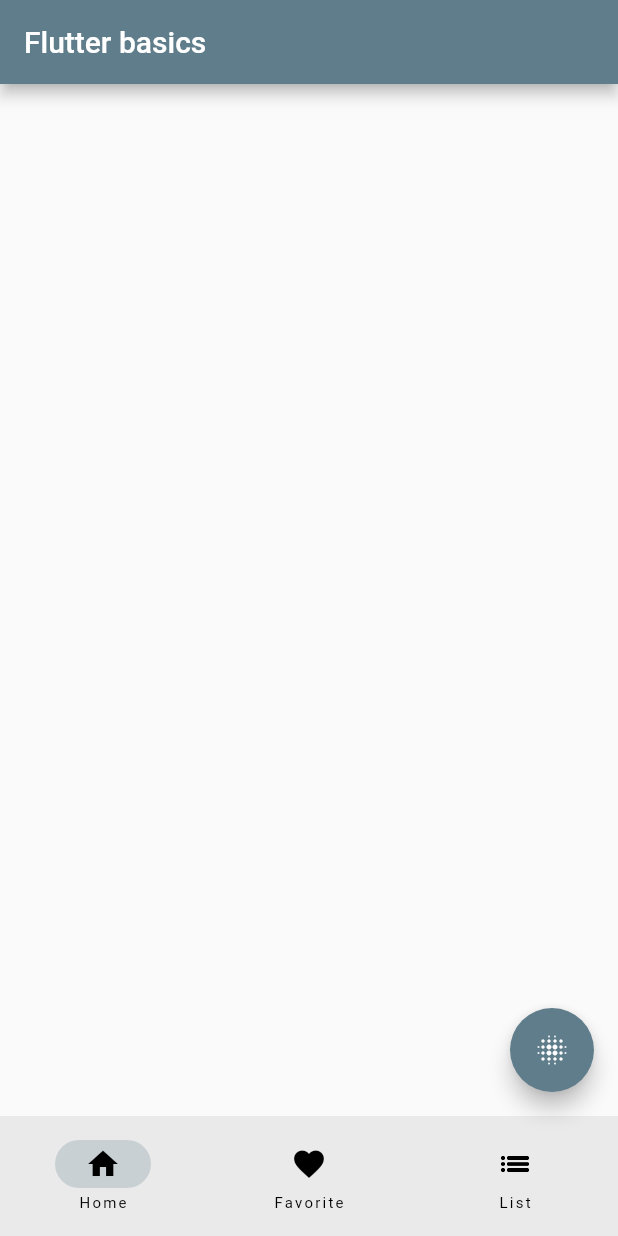
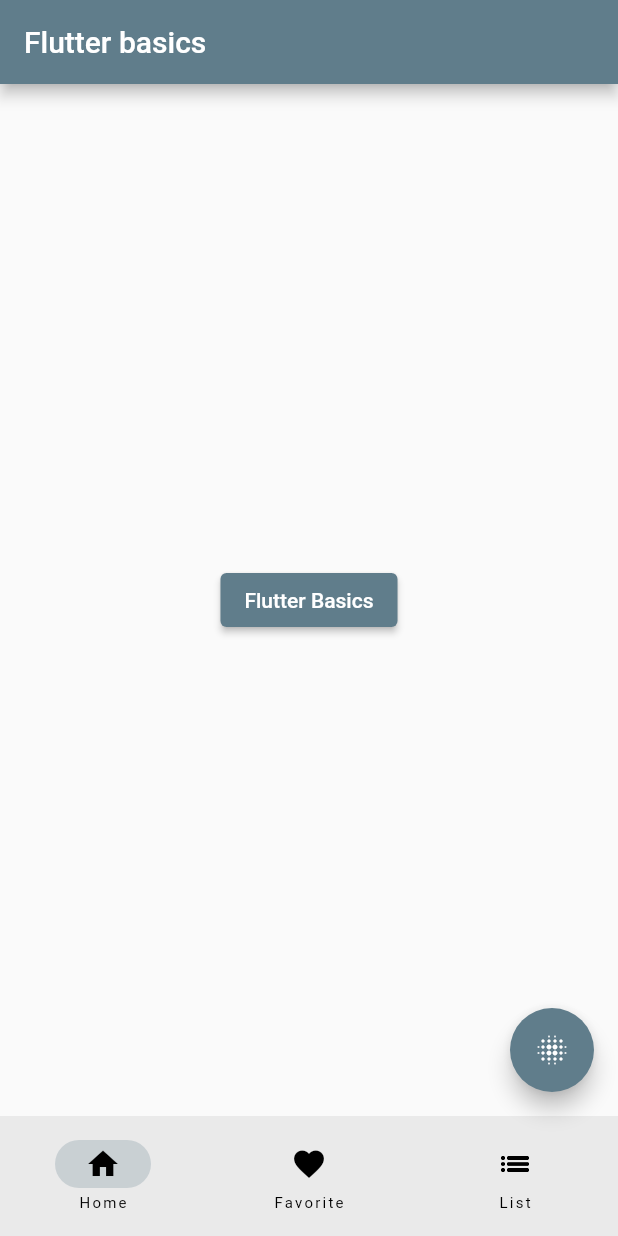
Before and after one commit to eduVieiraAF/flutter_basics, a Flutter app: the screen it shows after launch, on a phone screen of 412 x 824 dp. Run offline on Flutter 3.47's test engine with Material 2 defaults, Android fonts, the phone set to English and light mode, and no system bars.

Commit message:
Home Page
Criation of home page

```diff
--- /dev/null
+++ b/lib/home_page.dart
@@ -0,0 +1,15 @@
+import 'package:flutter/material.dart';
+
+class HomePage extends StatelessWidget {
+  const HomePage({Key? key}) : super(key: key);
+
+  @override
+  Widget build(BuildContext context) {
+    return Center(
+      child: ElevatedButton(
+        onPressed: () {},
+        child: const Text('Flutter Basics'),
+      ),
+    );
+  }
+}
--- a/lib/main.dart
+++ b/lib/main.dart
@@ -1,4 +1,5 @@
 import 'package:flutter/material.dart';
+import 'package:flutter_basics/home_page.dart';
 
 void main() {
   runApp(const MyApp());
@@ -32,23 +33,30 @@
       appBar: AppBar(
         title: const Text('Flutter basics'),
       ),
+
+      body: const HomePage(),
+
       floatingActionButton: FloatingActionButton(
         onPressed: () {
           debugPrint("Floating action button");
         },
+
         child: const Icon(Icons.lens_blur_outlined),
       ),
+
       bottomNavigationBar: NavigationBar(
         destinations: const [
           NavigationDestination(icon: Icon(Icons.home), label: 'Home'),
           NavigationDestination(icon: Icon(Icons.favorite), label: 'Favorite'),
           NavigationDestination(icon: Icon(Icons.list_outlined), label: 'List')
         ],
+
         onDestinationSelected: (int index) {
           setState(() {
             currentPage = index;
           });
         },
+
         selectedIndex: currentPage,
       ),
     );
```
